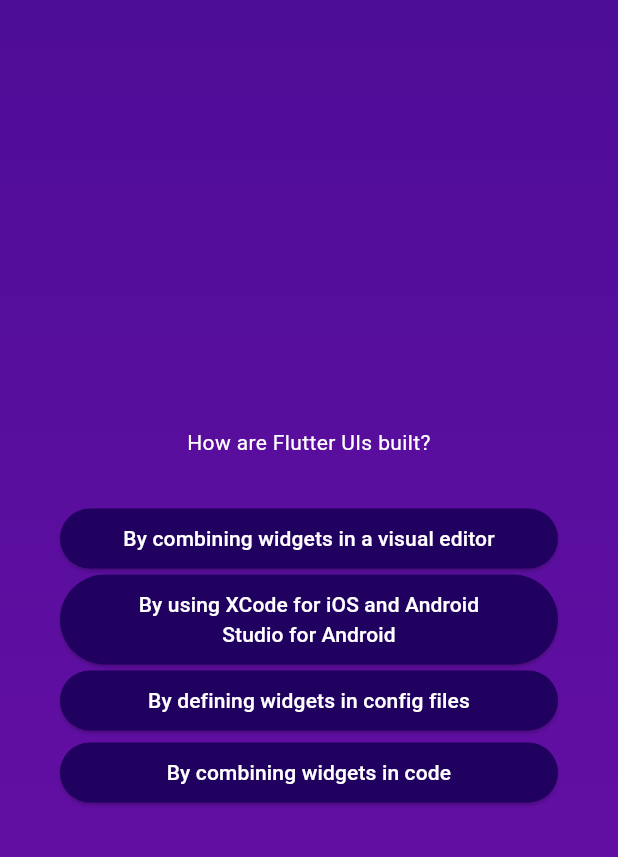
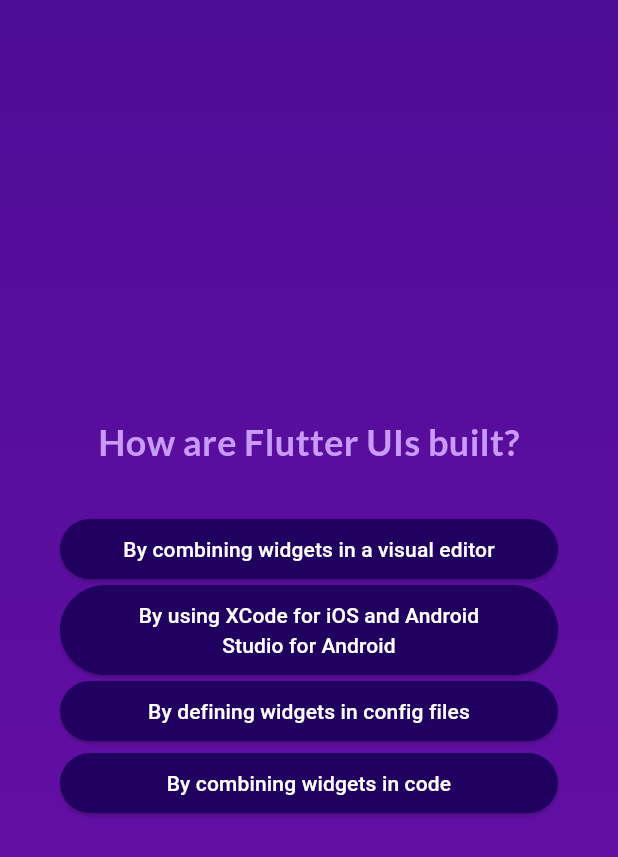
Before and after one commit to oladejomubarak/A-demo-dice-App, a Flutter app: the screen it shows after launch, after a tap on "Start Quiz", after a tap on "Components", on a phone screen of 412 x 824 dp. Shown: the top 857 px of the screen. Run offline on Flutter 3.47's test engine with Material 3 defaults, Android fonts, the phone set to English and light mode, and no system bars; our stand-ins replace google_fonts.

Commit message:
added more screens

```diff
--- a/lib/questions_screen.dart
+++ b/lib/questions_screen.dart
@@ -2,9 +2,12 @@ import 'package:first_app/answer_button.dart';
 import 'package:first_app/data/questions.dart';
 import 'package:flutter/material.dart';
 import 'package:flutter/widgets.dart';
+import 'package:google_fonts/google_fonts.dart';
 
 class QuestionScreen extends StatefulWidget {
-  const QuestionScreen({super.key});
+  const QuestionScreen({super.key, required this.onSelectAnswer});
+
+  final void Function(String answer) onSelectAnswer;
   @override
   State<QuestionScreen> createState() {
     return _QuestionScreenState();
@@ -13,7 +16,8 @@ class QuestionScreen extends StatefulWidget {
 
 class _QuestionScreenState extends State<QuestionScreen> {
   var currentQuestionIndex = 0;
-  void answerQuestion() {
+  void answerQuestion(String selectedAnswer) {
+    widget.onSelectAnswer(selectedAnswer);
     setState(() {
       currentQuestionIndex++;
     });
@@ -34,8 +38,10 @@ class _QuestionScreenState extends State<QuestionScreen> {
           children: [
             Text(
               currentQuestion.text,
-              style: const TextStyle(
-                color: Colors.white,
+              style: GoogleFonts.lato(
+                color: const Color.fromARGB(255, 201, 153, 251),
+                fontSize: 24,
+                fontWeight: FontWeight.bold,
               ),
               textAlign: TextAlign.center,
             ),
@@ -44,7 +50,12 @@ class _QuestionScreenState extends State<QuestionScreen> {
             ),
             ...currentQuestion.getShuffledList().map(
               (answer) {
-                return AnswerButton(answerText: answer, onTap: answerQuestion);
+                return AnswerButton(
+                    answerText: answer,
+                    onTap: () {
+                      answerQuestion(answer);
+                    },
+                    );
               },
             ),
             // AnswerButton(answerText: currentQuestion.answers[0], onTap: () {}),
--- a/lib/quiz.dart
+++ b/lib/quiz.dart
@@ -1,3 +1,4 @@
+import 'package:first_app/data/questions.dart';
 import 'package:first_app/questions_screen.dart';
 import 'package:first_app/solution12/start_screen.dart';
 import 'package:flutter/material.dart';
@@ -11,6 +12,7 @@ class Quiz extends StatefulWidget {
 }
 
 class _QuizState extends State<Quiz> {
+  final List<String> selectedAnswers = [];
   //late Widget? activeScreen;
   var activeScreen = "active-screen";
 
@@ -19,6 +21,14 @@ class _QuizState extends State<Quiz> {
   //   activeScreen = StartScreen(switchScreen);
   //   super.initState();
   // }
+  void chooseAnswer(String answer) {
+    selectedAnswers.add(answer);
+    if (selectedAnswers.length == questions.length) {
+      setState(() {
+        activeScreen = "active-screen";
+      });
+    }
+  }
 
   void switchScreen() {
     setState(() {
@@ -30,7 +40,7 @@ class _QuizState extends State<Quiz> {
   Widget build(context) {
     Widget screenWidget = StartScreen(switchScreen);
     if (activeScreen == 'questions-screen') {
-      screenWidget = const QuestionScreen();
+      screenWidget = QuestionScreen(onSelectAnswer: chooseAnswer);
     }
     return MaterialApp(
       home: Scaffold(
--- a/lib/solution12/start_screen.dart
+++ b/lib/solution12/start_screen.dart
@@ -1,7 +1,8 @@
 import 'package:flutter/material.dart';
+import 'package:google_fonts/google_fonts.dart';
 
 class StartScreen extends StatelessWidget {
-  const StartScreen(this.startQuiz,{super.key});
+  const StartScreen(this.startQuiz, {super.key});
   final void Function() startQuiz;
   @override
   Widget build(context) {
@@ -24,10 +25,10 @@ class StartScreen extends StatelessWidget {
           const SizedBox(
             height: 80,
           ),
-          const Text(
+          Text(
             "Learn Flutter the fun way!!!",
-            style: TextStyle(
-              color: Color.fromARGB(255, 237, 223, 252),
+            style: GoogleFonts.lato(
+              color: const Color.fromARGB(255, 237, 223, 252),
               fontSize: 24,
             ),
           ),
--- a/pubspec.yaml
+++ b/pubspec.yaml
@@ -34,6 +34,7 @@ dependencies:
   # The following adds the Cupertino Icons font to your application.
   # Use with the CupertinoIcons class for iOS style icons.
   cupertino_icons: ^1.0.6
+  google_fonts: ^6.2.1
 
 dev_dependencies:
   flutter_test:
```
Also changed, not shown: pubspec.lock, 1 other file.
